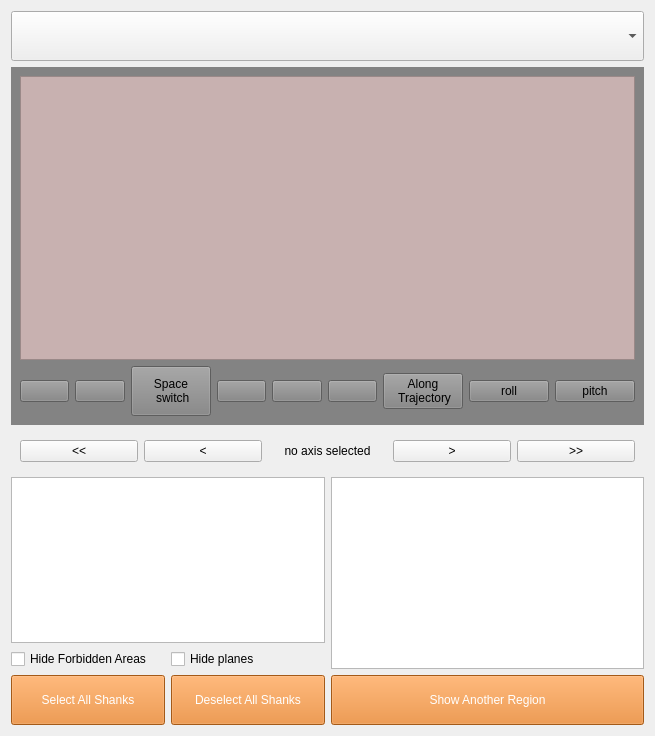
First picture: the form in form_tp_3d.ui, repository Neurotechnology-at-ETH-Zurich/IMPLAnT, before the edit.
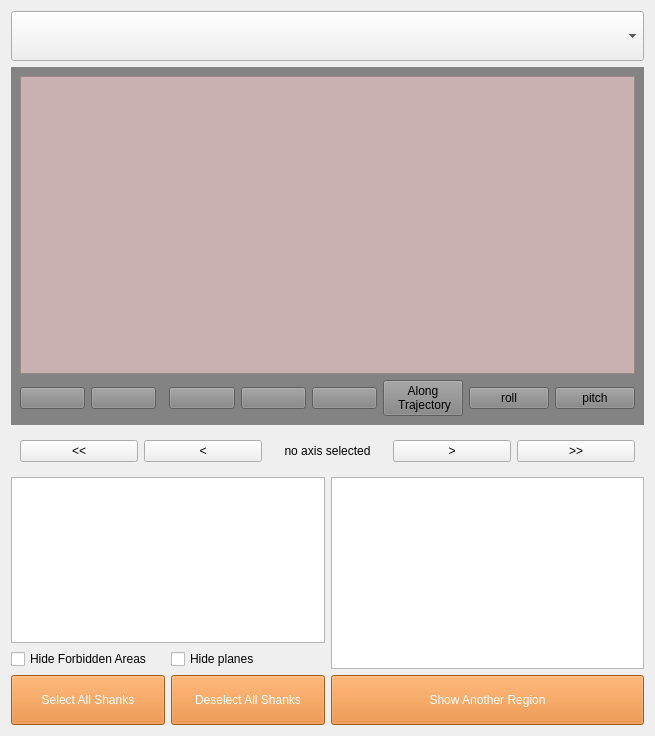
Second picture: the form after the edit. Icons and pictures are not drawn. Custom widgets are drawn as their Qt base class.

Commit message: changed gui design to fit code and improve user usability

Patch:
```diff
--- a/form_tp_3d.ui
+++ b/form_tp_3d.ui
@@ -230,23 +230,6 @@
         </property>
        </widget>
       </item>
-      <item row="2" column="2">
-       <widget class="QPushButton" name="pushButton_space">
-        <property name="minimumSize">
-         <size>
-          <width>0</width>
-          <height>50</height>
-         </size>
-        </property>
-        <property name="toolTip">
-         <string>Cycle the background shell: atlas template / subject MRI intensity / no shell (XYZ space) -- the current mode is also shown as a legend in the 3D view's top-left corner</string>
-        </property>
-        <property name="text">
-         <string>Space
- switch</string>
-        </property>
-       </widget>
-      </item>
       <item row="2" column="0">
        <widget class="QPushButton" name="resetCamera_vis3D">
         <property name="enabled">
```
The commit also changes 7 other files.
